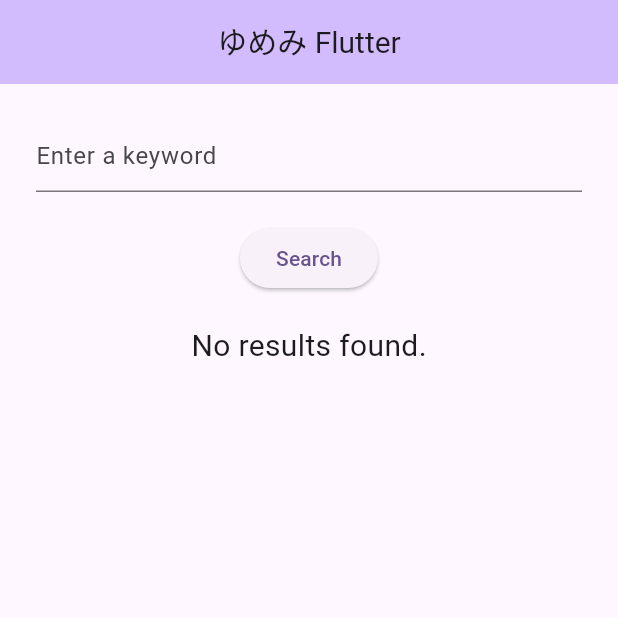
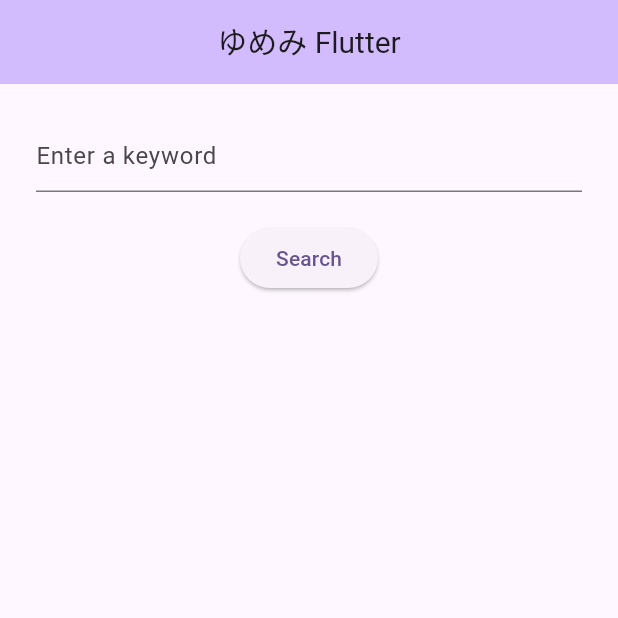
Before and after one commit to Kurokawa018/gitSearchRepo_flutter, a Flutter app: the screen it shows after launch, on a phone screen of 412 x 824 dp, the top half of it. Run offline on Flutter 3.47's test engine with Material 2 defaults, Android fonts, the light colour scheme and no system bars; our stand-ins replace flutter_riverpod.

Commit message:
検索中のUIを変更

```diff
--- a/lib/main.dart
+++ b/lib/main.dart
@@ -86,22 +86,19 @@
                     child: Text('Search'),
                     ),
                 SizedBox(height: 20),
-                _items.length == 0 ? Text(
-                    "No results found.", textAlign: TextAlign.left,
-                    style: TextStyle(fontSize: titleFontSize))
-                        : Row(
-                    crossAxisAlignment: CrossAxisAlignment.start,
-                    children: [
-                    Text('Search Results', textAlign: TextAlign.left,
-                    style: TextStyle(fontSize: titleFontSize),),
-                    ]
-                    ),
-                SizedBox(height: 20),
                 githubModel.isLoading ?
                   Center(
                     child: const Text("Loading now"),
                   ):
-                  SizedBox(height: 20),
+                  SizedBox(height: 0),
+                _items.length == 0 ? SizedBox(height: 0,)
+                    : Row(
+                    crossAxisAlignment: CrossAxisAlignment.start,
+                    children: [
+                      Text('Search Results', textAlign: TextAlign.left,
+                        style: TextStyle(fontSize: titleFontSize),),
+                    ]
+                ),
                 Expanded(
                   child :
                       ListView.builder(
```
